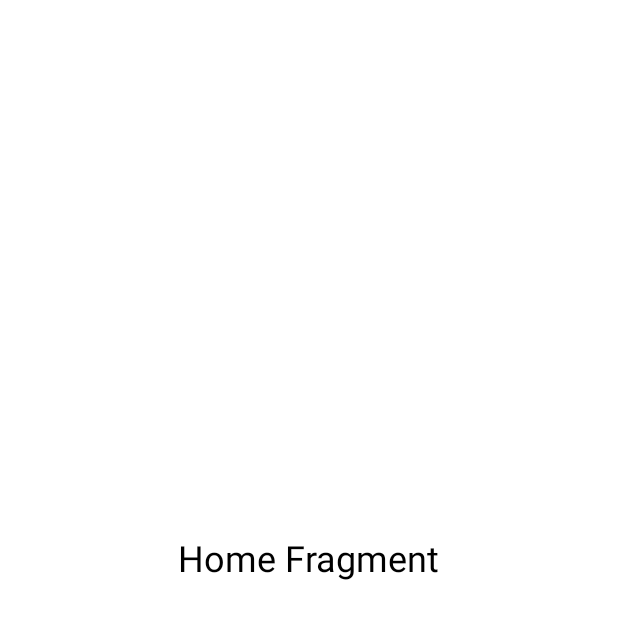
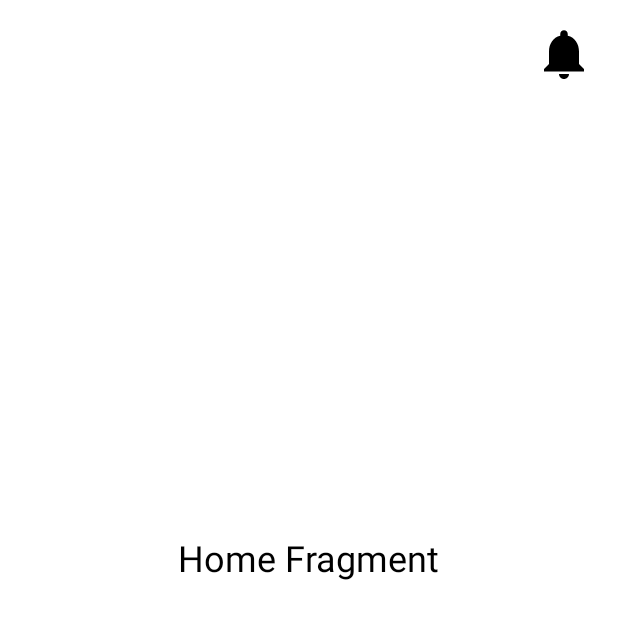
Before and after one commit to nahsbyte/temperature_app, an Android app: the screen it shows after launch (HomeActivity), on a phone screen of 412 x 824 dp, the top half of it. Run offline under Robolectric (Android 15) with nearby library versions, the phone set to English and light mode, and no system bars.

Commit message:
reposition ic_bell

```diff
--- a/app/src/main/res/layout/activity_home.xml
+++ b/app/src/main/res/layout/activity_home.xml
@@ -1,4 +1,3 @@
-<?xml version="1.0" encoding="utf-8"?>
 <androidx.constraintlayout.widget.ConstraintLayout xmlns:android="http://schemas.android.com/apk/res/android"
     xmlns:app="http://schemas.android.com/apk/res-auto"
     xmlns:tools="http://schemas.android.com/tools"
@@ -8,7 +7,7 @@
     tools:context=".HomeActivity"
     android:fitsSystemWindows="true">
 
-    <!-- FrameLayout untuk Menampilkan Fragment dan Icon Bell -->
+    <!-- FrameLayout untuk Menampilkan Fragment -->
     <FrameLayout
         android:id="@+id/fragment_container"
         android:layout_width="0dp"
@@ -19,17 +18,20 @@
         app:layout_constraintStart_toStartOf="parent"
         app:layout_constraintEnd_toEndOf="parent">
 
-        <!-- Bell Icon -->
+        <!-- Tempat Fragmen Ditampilkan -->
+    </FrameLayout>
+
+    <!-- Bell Icon yang Selalu Di Atas Fragmen -->
     <ImageView
         android:id="@+id/bell_icon"
         android:layout_width="40dp"
         android:layout_height="40dp"
-            android:layout_gravity="end|top"
         android:src="@drawable/ic_bell"
         android:contentDescription="Notification Icon"
+        app:layout_constraintTop_toTopOf="parent"
+        app:layout_constraintEnd_toEndOf="parent"
         android:layout_marginTop="16dp"
         android:layout_marginEnd="16dp" />
-    </FrameLayout>
 
     <!-- Bottom Navigation Bar -->
     <com.google.android.material.bottomnavigation.BottomNavigationView
```
Lines whose indentation alone changed are shown as unchanged.
